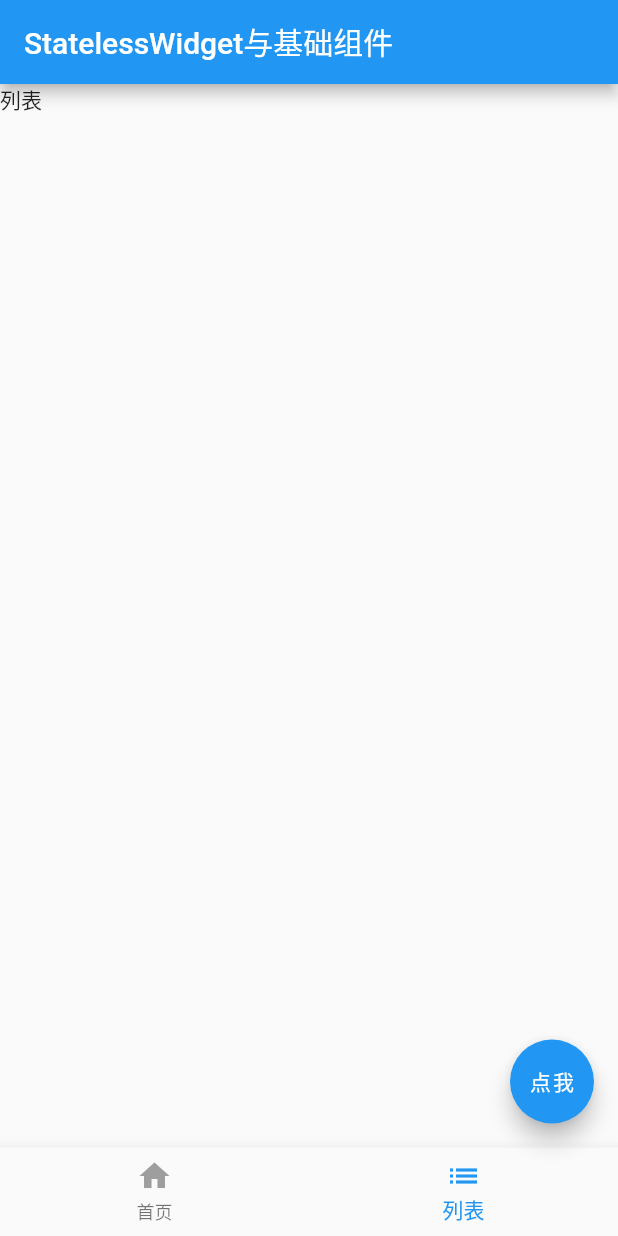
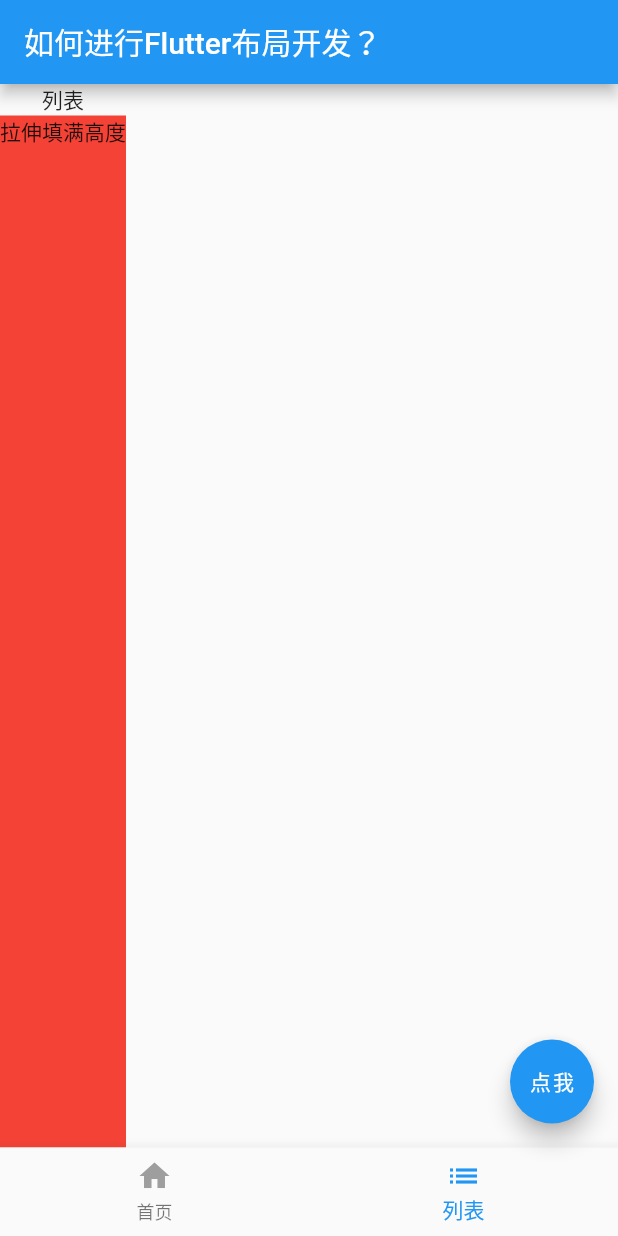
Before and after one commit to chenbingxu/imooc, a Flutter app: the screen it shows after launch, item 2 of the bottom bar chosen, on a phone screen of 412 x 824 dp. Run offline on Flutter 3.47's test engine with Material 2 defaults, Android fonts, the phone set to English and light mode, and no system bars; missing offline and left inert: flutter_color_plugin; network calls fail.

Commit message:
ClipOval(Img)， ClipRRect(Img)， PhycialModel(PageView)， FractionallySizedBox让Column撑满宽度， Stack&Positioned组件， Wrap, CircleAvatar(Img)， substring方法对字符串切片， Expanded让Column撑满高度，

```diff
--- /dev/null
+++ b/lib/flutter_layout_page.dart
@@ -0,0 +1,229 @@
+import 'package:flutter/material.dart';
+
+// 如何进行Flutter布局开发？
+class FlutterLayoutPage extends StatefulWidget {
+  @override
+  _FlutterLayoutPageState createState() {
+    return _FlutterLayoutPageState();
+  }
+}
+
+class _FlutterLayoutPageState extends State<FlutterLayoutPage> {
+  int _currentIndex = 0;
+
+  @override
+  Widget build(BuildContext context) {
+    TextStyle textStyle = TextStyle(
+      fontSize: 30.0,
+    );
+    return MaterialApp(
+      title: '如何进行Flutter布局开发？',
+      theme: ThemeData(
+        primarySwatch: Colors.blue,
+      ),
+      home: Scaffold(
+        appBar: AppBar(
+          title: Text('如何进行Flutter布局开发？'),
+        ),
+        bottomNavigationBar: BottomNavigationBar(
+          currentIndex: _currentIndex, //默认选中第0个
+          onTap: (index) {
+            setState(() {
+              _currentIndex = index;
+            });
+          },
+          items: <BottomNavigationBarItem>[
+            BottomNavigationBarItem(
+              //可以设置两个状态
+              title: Text("首页"),
+              icon: Icon(Icons.home, color: Colors.grey), //激活状态
+              activeIcon: Icon(Icons.home, color: Colors.blue), //选中状态
+            ),
+            BottomNavigationBarItem(
+              title: Text("列表"),
+              icon: Icon(Icons.list, color: Colors.grey), //激活状态
+              activeIcon: Icon(Icons.list, color: Colors.blue), //选中状态
+            ),
+          ],
+        ),
+        floatingActionButton: FloatingActionButton(
+          onPressed: null,
+          child: Text("点我"),
+        ),
+        body: _currentIndex == 0
+            ? RefreshIndicator(
+                //注意：必须配合列表适用，否则无法下拉！
+                child: ListView(
+                  children: <Widget>[
+                    Container(
+                      decoration: BoxDecoration(
+                        color: Colors.white,
+                      ),
+                      alignment: Alignment.center, // 即（0,0）代表正方形的中间
+                      child: Column(
+                        children: <Widget>[
+                          Row(
+                            children: <Widget>[
+                              ClipOval(
+                                child: SizedBox(
+                                  //这个组件可有可无，很多部件自带大小属性，同时Container也可以约束大小。
+                                  width: 100.0,
+                                  height: 100.0,
+                                  // 由于图片是长方形的，最终看到的不是圆形，上边下边的圆形部分会用透明代替。以长边为准，而不是短边。
+                                  child: Image.network(
+                                      'http://chenbingxu.blog.phizmore.com/wp-content/uploads/2019/05/4b7e25bb12a6eee4a987837a828a16f8.png'),
+                                ),
+                              ),
+                              Padding(
+                                padding: EdgeInsets.all(10),
+                                child: ClipRRect(
+                                  borderRadius: BorderRadius.all(
+                                      Radius.circular(
+                                          100)), // 圆角100%但是原图不是正方形，效果同ClipOval。
+                                  child: Opacity(
+                                    opacity: 0.6,
+                                    child: Image.network(
+                                      'http://chenbingxu.blog.phizmore.com/wp-content/uploads/2019/05/4b7e25bb12a6eee4a987837a828a16f8.png',
+                                      width: 100,
+                                      height: 100,
+                                    ),
+                                  ), //不透明度60%
+                                ),
+                              ),
+                            ],
+                          ),
+                          Image.network(
+                            'http://chenbingxu.blog.phizmore.com/wp-content/uploads/2019/05/4b7e25bb12a6eee4a987837a828a16f8.png',
+                            width: 100.0,
+                            height: 100.0,
+                          ),
+                          TextField(
+                            decoration: InputDecoration(
+                              contentPadding: EdgeInsets.fromLTRB(5, 0, 0, 0),
+                              hintText: '请输入',
+                              hintStyle: TextStyle(fontSize: 15),
+                              //其他属性自己联系，今后搜索模块有深度封装
+                            ),
+                          ),
+                          Container(
+                            //PageView，有点像Banner轮播。
+                            height: 100,
+                            margin: EdgeInsets.only(top: 50),
+                            decoration:
+                                BoxDecoration(color: Colors.lightBlueAccent),
+                            child: PhysicalModel(
+                                color: Colors.transparent,
+                                borderRadius: BorderRadius.circular(50),
+                                clipBehavior: Clip.antiAlias, //抗锯齿
+                                child: PageView(
+                                  children: <Widget>[
+                                    _item('Page1', Colors.deepPurple),
+                                    _item('Page2', Colors.green),
+                                    _item('Page3', Colors.red),
+                                  ],
+                                )),
+                          ),
+                          Column(
+                            children: <Widget>[
+                              FractionallySizedBox(
+                                widthFactor: 1,
+                                child: Container(
+                                  //Container根据child优先决定宽度，所以外面包裹一层。
+                                  decoration:
+                                      BoxDecoration(color: Colors.greenAccent),
+                                  child: Text("宽度能撑满屏幕么？"),
+                                ),
+                              ),
+                            ],
+                          ),
+                          Stack(
+                            children: <Widget>[
+                              Image.network(
+                                'http://chenbingxu.blog.phizmore.com/wp-content/uploads/2019/05/4b7e25bb12a6eee4a987837a828a16f8.png',
+                                width: 100.0,
+                                height: 100.0,
+                              ),
+                              Positioned(
+                                left: 0,
+                                bottom: 0,
+                                child: Image.network(
+                                  'http://chenbingxu.blog.phizmore.com/wp-content/uploads/2019/05/4b7e25bb12a6eee4a987837a828a16f8.png',
+                                  width: 100.0,
+                                  height: 100.0,
+                                ),
+                                width: 36.0,
+                                height: 36.0,
+                              ),
+                            ],
+                          ),
+                          Wrap(
+                            spacing: 8.0, //水平间距
+                            runSpacing: 6.0, //垂直间距
+                            children: <Widget>[
+                              _chip('Flutter'),
+                              _chip('进阶'),
+                              _chip('实战'),
+                              _chip('携程'),
+                              _chip('App'),
+                            ],
+                          ),
+                        ],
+                      ),
+                    ),
+                  ],
+                ),
+                onRefresh: _handleRefresh, // 下拉的时候要执行的返回值为Fature的回调函数
+              )
+            : Column(
+                children: <Widget>[
+                  Text('列表'),
+                  Expanded(  //Expand根据可伸展组件的可伸展方向膨胀至最大
+                    child: Container(
+                      //不用expand，只有文字那么高根据子元素，而且列表的宽度根据Container 调节
+                      decoration: BoxDecoration(
+                        color: Colors.red,
+                      ),
+                      child: Text('拉伸填满高度'),
+                    ),
+                  ),
+                ],
+              ),
+      ),
+    );
+  }
+
+  Future<Null> _handleRefresh() async {
+    // 实现timeout，延迟执行函数。同微信项目的加载页面一个道理。
+    await Future.delayed(Duration(seconds: 5)); // 第二个形参会等待后执行，这里没写。
+    // 这里的代码会立即执行，无需等待
+    // return语句，只有await后语句执行完毕后才return一个拿着null的Fature。
+    // 可以看到刷新动画持续5秒才结束。化作json读取，这个时长根据真实的await决定。
+    return null;
+  }
+
+  _item(String title, MaterialColor color) {
+    return Container(
+      alignment: Alignment.center,
+      decoration: BoxDecoration(color: color),
+      child: Text(
+        title,
+        style: TextStyle(fontSize: 22, color: Colors.white),
+      ),
+    );
+  }
+
+  _chip(String label) {
+    return Chip(
+        label: Text(label),
+        avatar: CircleAvatar(
+          backgroundColor: Colors.blue.shade900,
+          child: Text(
+            label.substring(0, 1),
+            style: TextStyle(
+              fontSize: 22,
+              color: Colors.white,
+            ),
+          ),
+        ));
+  }
+}
--- a/lib/main.dart
+++ b/lib/main.dart
@@ -2,8 +2,9 @@ import 'package:flutter/material.dart';
 import 'package:imooc/plugin_use.dart';
 import 'package:imooc/less_group_page.dart';
 import 'package:imooc/stateful_group_page.dart';
+import 'package:imooc/flutter_layout_page.dart';
 
-void main() => runApp(StatefulGroup());
+void main() => runApp(FlutterLayoutPage());
 
 class MyApp extends StatelessWidget {
   // This widget is the root of your application.
```
